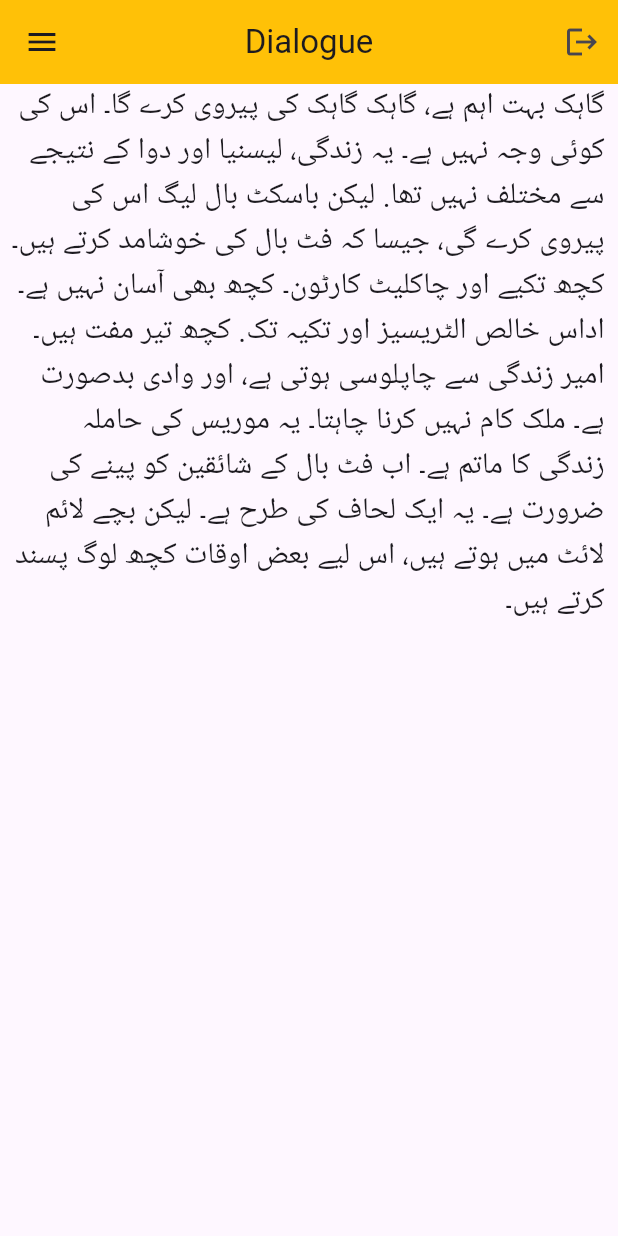
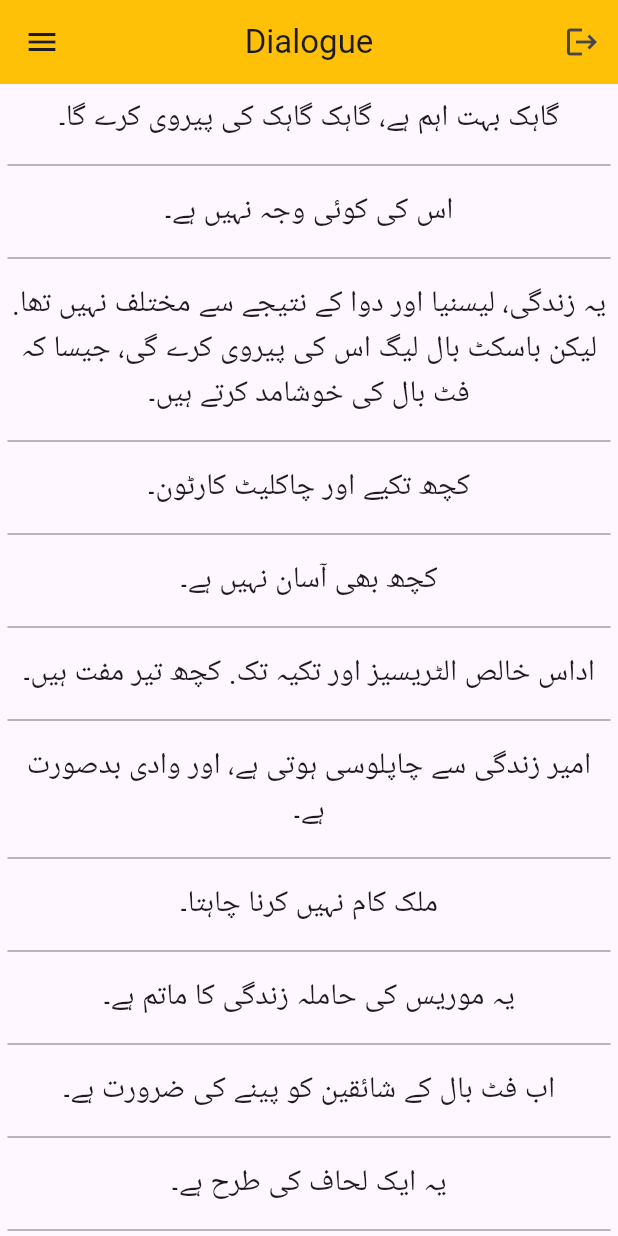
Before and after one commit to MSH4R1F/drplanguageapp, a Flutter app: the DialoguePage screen opened by its route, on a phone screen of 412 x 824 dp. Run offline on Flutter 3.47's test engine with Material 3 defaults, Android fonts, the phone set to English and light mode, and no system bars; our stand-ins replace cloud_firestore, firebase_core; accounts and stored records are empty.

Commit message:
feat: visually split text into sentences with selectable words

```diff
--- a/lib/pages/dialogue_page.dart
+++ b/lib/pages/dialogue_page.dart
@@ -30,7 +30,7 @@ class _DialoguePageState extends State<DialoguePage> {
       );
     }
 
-    List<Widget> splitSelectableText(String text) {
+    List<Widget> splitSelectableWord(String text) {
       //List<String> splitText = text.split(RegExp(r'(?<=[۔])\s*'));
       List<String> splitText = text.split(RegExp(r' '));
       return splitText
@@ -44,6 +44,28 @@ class _DialoguePageState extends State<DialoguePage> {
                 ),
                 textAlign: TextAlign.center,
               ),
+            ),
+          )
+          .toList();
+    }
+
+    List<Widget> splitSentence(String text) {
+      List<String> splitText = text.split(RegExp(r'(?<=[۔])\s*'));
+      return splitText
+          .map(
+            (sentence) => Column(
+              children: [
+                Padding(
+                  padding: const EdgeInsets.symmetric(vertical: 8.0),
+                  child: Wrap(
+                    alignment: WrapAlignment.center,
+                    children: splitSelectableWord(sentence),
+                  ),
+                ),
+                const Divider(
+                  color: Colors.grey,
+                ),
+              ],
             ),
           )
           .toList();
@@ -103,8 +125,8 @@ class _DialoguePageState extends State<DialoguePage> {
         ),
         child: Directionality(
           textDirection: TextDirection.rtl,
-          child: Wrap(
-            children: splitSelectableText(text),
+          child: Column(
+            children: splitSentence(text),
           ),
         ),
       ),
```
